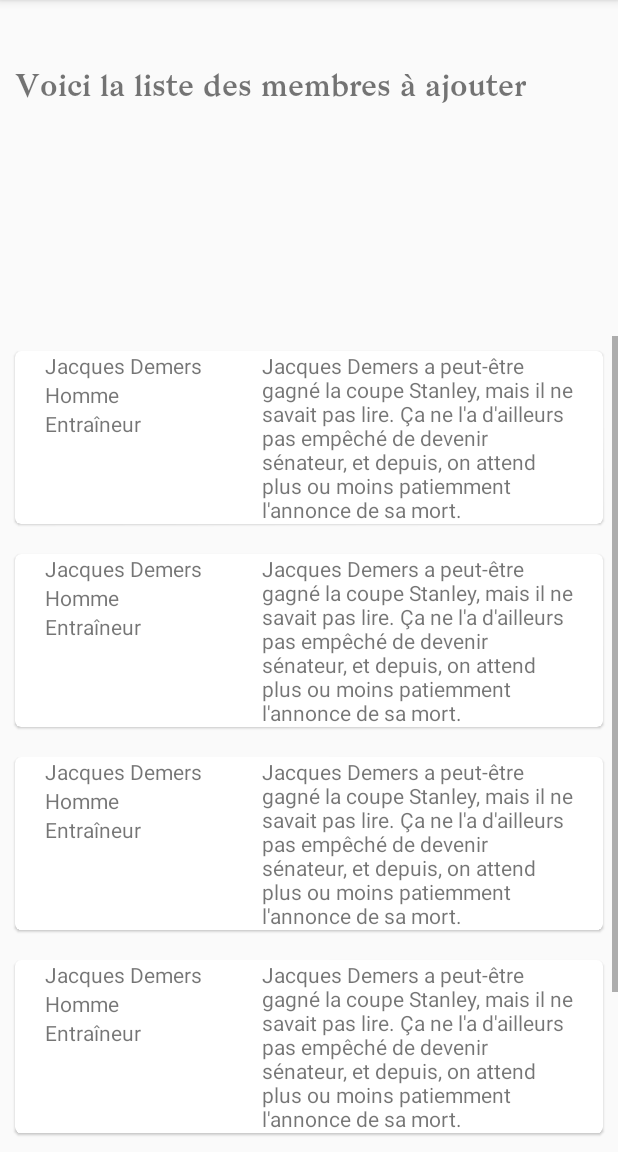
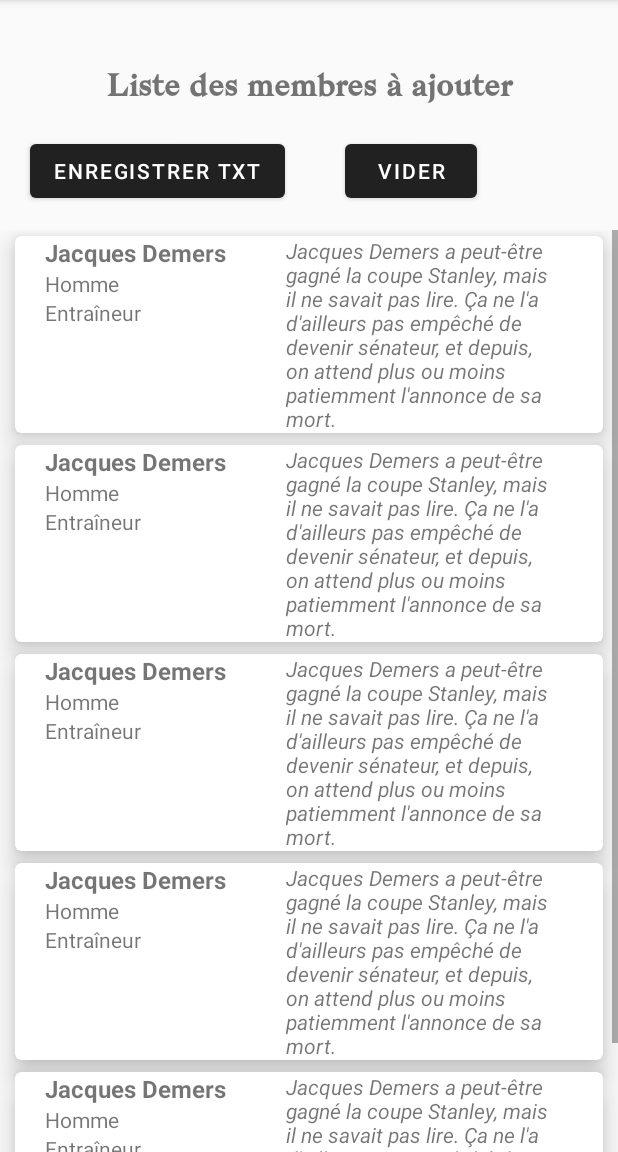
Before and after one commit to patrick-lainesse/nav_drawer_parcelable, an Android app: the fragment FragmentB placed in its activity, on a phone screen of 412 x 824 dp, the part 84-1236 px from its top. Run offline under Robolectric (Android 15) with nearby library versions, the phone set to English and light mode, and no system bars.

Commit message:
Début d'implémentation du passage d'ArrayList de Membre entre les fragments

```diff
--- a/app/src/main/java/com/example/tp1_exercice2/FragmentA.java
+++ b/app/src/main/java/com/example/tp1_exercice2/FragmentA.java
@@ -22,6 +22,7 @@ import com.google.android.material.textfield.TextInputEditText;
 import com.google.android.material.textfield.TextInputLayout;
 
 import java.util.ArrayList;
+import java.util.List;
 
 
 public class FragmentA extends Fragment {
@@ -93,6 +94,7 @@ public class FragmentA extends Fragment {
                 String formSexe = null;
                 String formComment = null;
 
+
                 // vérification de la sélection du bouton radio ??? problème de pas capable de getText()???
                 int choixSexe = radioSexe.getCheckedRadioButtonId();
 
@@ -118,20 +120,31 @@ public class FragmentA extends Fragment {
                     formComment = commentairesET.getText().toString();
                 }
 
+                Membre premierMembre = new Membre("Demers", "Jacques", "Homme", "Entraîneur", "Jacques Demers a peut-être gagné la coupe Stanley, mais il ne savait pas lire. Ça ne l'a d'ailleurs pas empêché de devenir sénateur, et depuis, on attend plus ou moins patiemment l'annonce de sa mort.");
+
+                List<Membre> listMembre = new ArrayList<>();
+
+                // remplacer Test pour fonction!!!???
+                listMembre.add(new Membre(formNom, formPrenom, formSexe, "Test", formComment));
+
+                listMembre.add(premierMembre);
+                listMembre.add(premierMembre);
+                listMembre.add(premierMembre);
+                listMembre.add(premierMembre);
+                listMembre.add(premierMembre);
+
                 Intent intent = new Intent(getActivity(), MainActivity.class);
-                intent.putExtra("testString", formNom);
+                //intent.putExtra("testString", formNom);
+                //intent.putExtra("clé_listeMembres", premierMembre);
+
+                // rendu ici, problème
+                intent.putParcelableArrayListExtra("clé_listeMembres", listMembre);
                 startActivity(intent);
 
                 // bon code ici???
                 //Toast.makeText(getActivity(), formNom + " " + formPrenom + " " + formSexe + " " + formComment, Toast.LENGTH_SHORT).show();
 
 
-    /*            listeTemp.add(new Membre(nomET.getText().toString(),
-                                    prenomET.getText().toString(),
-                                    boutonSexe.getText().toString(),
-                                    spinnerFonctions.getText().toString(),
-                                    commentairesET.getText().toString()));
-*/
 /*
                 Toast.makeText(getActivity(), nomET.getText().toString() +
                         prenomET.getText().toString() +
--- a/app/src/main/java/com/example/tp1_exercice2/FragmentB.java
+++ b/app/src/main/java/com/example/tp1_exercice2/FragmentB.java
@@ -22,7 +22,6 @@ import java.util.List;
 
 public class FragmentB extends Fragment {
 
-    // LinearLayout layout; // nécessaire ????
 
     @Override
     public View onCreateView (LayoutInflater inflater, ViewGroup container, Bundle savedInstanceState) {
@@ -30,18 +29,20 @@ public class FragmentB extends Fragment {
         View view = inflater.inflate(R.layout.frag_enregistrer, container, false);
 
         setMessage(view);
+        setCardMembre(view);
 
+        return view;
+
+    }
+
+    private void setCardMembre(View view) {
 
         // on récupère une référence sur le recycler view pour y afficher
         // les infos des membres à ajouter au .txt
         RecyclerView recMembres = view.findViewById(R.id.fragB_recycler);
-        //recMembres.setHasFixedSize(true);                           // essayer d'enlever ça???
-        //LinearLayoutManager llm = new LinearLayoutManager(view.getContext());
-        LinearLayoutManager llm = new LinearLayoutManager(getActivity());
-// ou getActivity ??????
+        recMembres.setHasFixedSize(true);                           // essayer d'enlever ça???
+        LinearLayoutManager llm = new LinearLayoutManager(view.getContext());
         //llm.setOrientation(LinearLayoutManager.VERTICAL);
-        //recMembres.setLayoutManager(llm);         // déplacée plus bas
-
 
 
         Membre premierMembre = new Membre("Demers", "Jacques", "Homme", "Entraîneur", "Jacques Demers a peut-être gagné la coupe Stanley, mais il ne savait pas lire. Ça ne l'a d'ailleurs pas empêché de devenir sénateur, et depuis, on attend plus ou moins patiemment l'annonce de sa mort.");
@@ -57,92 +58,18 @@ public class FragmentB extends Fragment {
         MembresAdapter mAdapter = new MembresAdapter(listMembre);
 
         recMembres.setAdapter(mAdapter);
-
         recMembres.setLayoutManager(llm);
 
-
-        //ViewGroup monVG = view.findViewById(R.id.layout_enregistrer);
-
-
-
-
-        /*View premMembre = LayoutInflater.from(view.getContext()).inflate(R.layout.membre_card, null);
-        monVG.addView(premMembre);
-
-*//*
-        View premMembre2 = LayoutInflater.from(view.getContext()).inflate(R.layout.membre_card, null);
-        monVG.addView(premMembre2);
-*//*
-
-        MaterialTextView tv1 = monVG.findViewById(R.id.card_nom);
-        MaterialTextView tv2 = monVG.findViewById(R.id.card_sexe);
-        MaterialTextView tv3 = monVG.findViewById(R.id.card_fonction);
-        MaterialTextView tv4 = monVG.findViewById(R.id.card_commentaires);
-
-
-        tv1.setText("Jacques Demers");
-        tv2.setText("Homme");
-        tv3.setText("Entraîneur");
-        tv4.setText("Jacques Demers a peut-être gagné la coupe Stanley, mais il ne savait pas lire. Ça ne l'a d'ailleurs pas empêché de devenir sénateur, et depuis, on attend plus ou moins patiemment l'annonce de s amort");*/
-
-        // voir p.33 des adapters, il faut faire un simple adapter pour ce projet
-
-
-        //ArrayAdapter<String> adapter = new ArrayAdapter<String>(activity, R.layout.item_menu_fonction, postes);
-
-        //layout = view.findViewById(R.id.layout_enregistrer);
-        //setCardMembre(view);
-
-
-        //MaterialCardView card = getActivity().findViewById(R.id.frabB_card);
-
-        /*fonctionne
-        MaterialTextView tvNom = view.findViewById(R.id.card_nom);
-        tvNom.setText("Le nom");*/
-
-
-/*        MaterialCardView card = new MaterialCardView(getActivity());
-        //LinearLayout.LayoutParams params = new LinearLayout.LayoutParams(RelativeLayout.LayoutParams.WRAP_CONTENT, ViewGroup.LayoutParams.WRAP_CONTENT);
-        //card.setLayoutParams(params);
-
-        TextView tv = new TextView(getActivity().getApplicationContext());
-        //tv.setLayoutParams(params);
-        String test = "test";
-        tv.setText(test);
-
-        card.addView(tv);
-        layout.addView(card);*/
-
-        return view;
-
     }
-
-/*    private void setCardMembre(View v) {
-
-        MaterialCardView card = new MaterialCardView(v.getContext());
-        LinearLayout.LayoutParams params = new LinearLayout.LayoutParams(RelativeLayout.LayoutParams.WRAP_CONTENT, ViewGroup.LayoutParams.WRAP_CONTENT);
-        card.setLayoutParams(params);
-
-
-        TextView tv = new TextView(v.getContext());
-        tv.setLayoutParams(params);
-        String test = "test";
-        tv.setText(test);
-
-        card.addView(tv);
-
-
-        layout.addView(card);
-    }*/
 
     private void setMessage(View v) {
 
         TextView textView = v.findViewById(R.id.fragB_message);
-        TextView textView2 = v.findViewById(R.id.fragB_message2);
-        String test = this.getArguments().getString("testMain");
+        /*TextView textView2 = v.findViewById(R.id.fragB_message2);
+        String test = this.getArguments().getString("testMain");*/
 
-        textView.setText("Voici la liste des membres à ajouter");
-        textView2.setText(test);
+        textView.setText("Liste des membres à ajouter");
+        // ??? à ajouter à String.xml
 
     }
 }
--- a/app/src/main/java/com/example/tp1_exercice2/MainActivity.java
+++ b/app/src/main/java/com/example/tp1_exercice2/MainActivity.java
@@ -56,7 +56,8 @@ public class MainActivity extends AppCompatActivity implements NavigationView.On
 
         // on récupère le intent contenant l'ArrayList de membres ajoutés qui ne sont pas encore enregistrés en .txt
         Intent intent = getIntent();
-        fragString = intent.getStringExtra("testString");       // à transformer en arraylist
+        //ArrayList<Membre> listeMembres = intent.getParcelableArrayListExtra("clé_listeMembres");
+        //fragString = intent.getStringExtra("testString");       // à transformer en arraylist
 
         // à nettoyer
         Toast.makeText(this, fragString, Toast.LENGTH_LONG).show();
--- a/app/src/main/res/layout/frag_enregistrer.xml
+++ b/app/src/main/res/layout/frag_enregistrer.xml
@@ -6,23 +6,37 @@
 
     <com.google.android.material.textview.MaterialTextView
         android:id="@+id/fragB_message"
-        android:layout_width="wrap_content"
+        android:layout_width="match_parent"
         android:layout_height="wrap_content"
-        android:layout_marginLeft="10dp"
-        android:layout_marginRight="10dp"
         android:layout_marginTop="100dp"
-        android:textSize="20dp"
-        android:fontFamily="@font/bagnard"/>
+        android:layout_marginBottom="20dp"
+        android:textSize="20sp"
+        android:fontFamily="@font/bagnard"
+        android:textStyle="bold"
+        android:gravity="center"/>
     <!--???? essayer plutôt de mettre dans l'app au complet-->
 
-    <com.google.android.material.textview.MaterialTextView
-        android:id="@+id/fragB_message2"
-        android:layout_width="wrap_content"
+    <LinearLayout
+        android:layout_width="match_parent"
         android:layout_height="wrap_content"
-        android:layout_marginLeft="10dp"
-        android:layout_marginRight="10dp"
-        android:layout_marginTop="100dp"
-        android:textSize="40dp"/>
+        android:orientation="horizontal"
+        android:layout_marginBottom="15dp">
+        <com.google.android.material.button.MaterialButton
+            android:id="@+id/fragB_bouton_enregistrer"
+            android:layout_width="wrap_content"
+            android:layout_height="wrap_content"
+            android:layout_marginLeft="20dp"
+            android:layout_marginRight="20dp"
+            android:text="@string/enregistrer_en_txt"/>
+
+        <com.google.android.material.button.MaterialButton
+            android:id="@+id/fragB_bouton_vider"
+            android:layout_width="wrap_content"
+            android:layout_height="wrap_content"
+            android:layout_marginLeft="20dp"
+            android:layout_marginRight="20dp"
+            android:text="@string/vider_la_liste_sans_enregistrer"/>
+    </LinearLayout>
 
     <androidx.recyclerview.widget.RecyclerView
         android:id="@+id/fragB_recycler"
--- a/app/src/main/res/layout/membre_card.xml
+++ b/app/src/main/res/layout/membre_card.xml
@@ -2,10 +2,15 @@
 
 <!--layout qui sera utilisé pour afficher les membres-->
 
-<com.google.android.material.card.MaterialCardView
-    xmlns:android="http://schemas.android.com/apk/res/android" android:layout_width="match_parent"
+<com.google.android.material.card.MaterialCardView xmlns:android="http://schemas.android.com/apk/res/android"
+    android:layout_width="match_parent"
     android:layout_height="wrap_content"
-    android:layout_margin="10dp">
+    xmlns:app="http://schemas.android.com/apk/res-auto"
+    android:layout_marginLeft="10dp"
+    android:layout_marginRight="10dp"
+    android:layout_marginTop="4dp"
+    android:layout_marginBottom="4dp"
+    app:cardElevation="10dp">
 
     <androidx.appcompat.widget.LinearLayoutCompat
         android:layout_width="wrap_content"
@@ -21,7 +26,9 @@
             android:layout_width="wrap_content"
             android:layout_height="wrap_content"
             android:layout_marginLeft="20dp"
-            android:layout_marginRight="20dp"/>
+            android:layout_marginRight="20dp"
+            android:textSize="16sp"
+            android:textStyle="bold"/>
 
         <com.google.android.material.textview.MaterialTextView
             android:id="@+id/card_sexe"
@@ -44,7 +51,8 @@
             android:layout_width="wrap_content"
             android:layout_height="wrap_content"
             android:layout_marginLeft="20dp"
-            android:layout_marginRight="20dp"/>
+            android:layout_marginRight="20dp"
+            android:textStyle="italic"/>
 
     </androidx.appcompat.widget.LinearLayoutCompat>
 
--- a/app/src/main/res/values/strings.xml
+++ b/app/src/main/res/values/strings.xml
@@ -17,5 +17,7 @@
     <string name="fonction">Fonction</string>
     <string name="commentaires">Commentaires</string>
     <string name="envoyer">Envoyer</string>
+    <string name="enregistrer_en_txt">Enregistrer txt</string>
+    <string name="vider_la_liste_sans_enregistrer">Vider</string>
 
 </resources>
```
